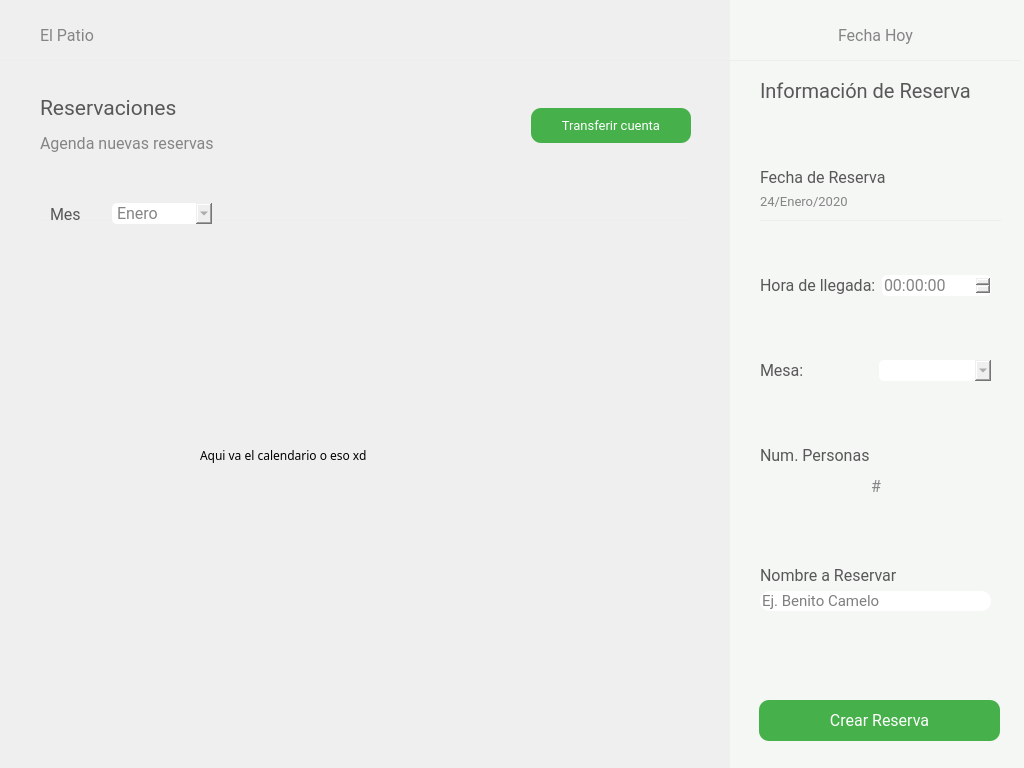
Above: El-Patio/administrador/admin_reservaciones.ui from MrDanielG/IHC-ElPatio before the change. Below: the same form after it.
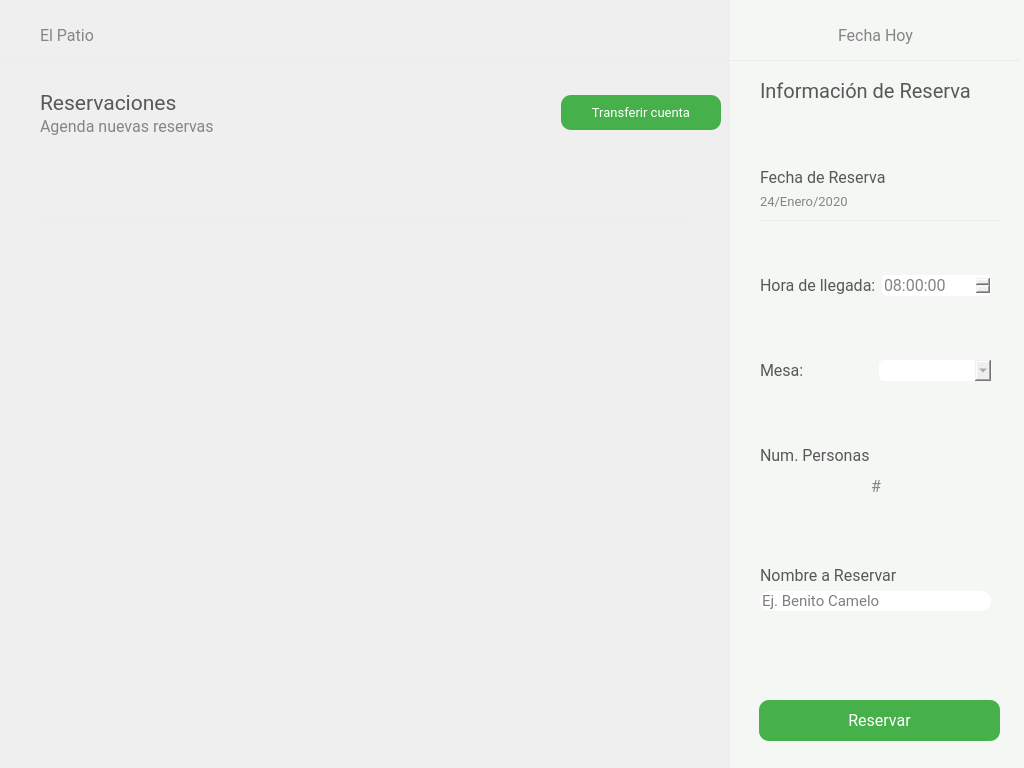
That is the form after the change. Icons and pictures are not drawn. Custom widgets are drawn as their Qt base class.

Commit message: Clase Calendar y promoción de widget

Patch:
```diff
--- a/El-Patio/administrador/admin_reservaciones.ui
+++ b/El-Patio/administrador/admin_reservaciones.ui
@@ -166,6 +166,30 @@
          <string notr="true">color: rgb(133, 133, 133);
 border-radius: 5px;</string>
         </property>
+        <property name="maximumTime">
+         <time>
+          <hour>13</hour>
+          <minute>0</minute>
+          <second>0</second>
+         </time>
+        </property>
+        <property name="minimumTime">
+         <time>
+          <hour>8</hour>
+          <minute>0</minute>
+          <second>0</second>
+         </time>
+        </property>
+        <property name="currentSection">
+         <enum>QDateTimeEdit::HourSection</enum>
+        </property>
+        <property name="time">
+         <time>
+          <hour>8</hour>
+          <minute>0</minute>
+          <second>0</second>
+         </time>
+        </property>
        </widget>
       </item>
      </layout>
@@ -442,119 +466,6 @@
     <set>Qt::AlignRight|Qt::AlignTrailing|Qt::AlignVCenter</set>
    </property>
   </widget>
-  <widget class="QWidget" name="layoutWidget_2">
-   <property name="geometry">
-    <rect>
-     <x>40</x>
-     <y>90</y>
-     <width>651</width>
-     <height>71</height>
-    </rect>
-   </property>
-   <layout class="QHBoxLayout" name="MenuTop">
-    <item>
-     <layout class="QVBoxLayout" name="LetrasMenu">
-      <property name="spacing">
-       <number>1</number>
-      </property>
-      <item>
-       <widget class="QLabel" name="elPatio_2">
-        <property name="font">
-         <font>
-          <family>Roboto</family>
-          <pointsize>16</pointsize>
-         </font>
-        </property>
-        <property name="styleSheet">
-         <string notr="true">color: #585858
-</string>
-        </property>
-        <property name="text">
-         <string>Reservaciones</string>
-        </property>
-       </widget>
-      </item>
-      <item>
-       <widget class="QLabel" name="elPatio_3">
-        <property name="font">
-         <font>
-          <family>Roboto</family>
-          <pointsize>12</pointsize>
-         </font>
-        </property>
-        <property name="styleSheet">
-         <string notr="true">color: rgb(133, 133, 133);
-</string>
-        </property>
-        <property name="text">
-         <string>Agenda nuevas reservas</string>
-        </property>
-       </widget>
-      </item>
-     </layout>
-    </item>
-    <item>
-     <layout class="QHBoxLayout" name="BtnsMenu">
-      <item>
-       <spacer name="horizontalSpacer_5">
-        <property name="orientation">
-         <enum>Qt::Horizontal</enum>
-        </property>
-        <property name="sizeHint" stdset="0">
-         <size>
-          <width>40</width>
-          <height>20</height>
-         </size>
-        </property>
-       </spacer>
-      </item>
-      <item>
-       <widget class="QPushButton" name="btnCambiarMesero">
-        <property name="minimumSize">
-         <size>
-          <width>160</width>
-          <height>35</height>
-         </size>
-        </property>
-        <property name="maximumSize">
-         <size>
-          <width>100</width>
-          <height>16777215</height>
-         </size>
-        </property>
-        <property name="font">
-         <font>
-          <family>Roboto</family>
-          <pointsize>10</pointsize>
-         </font>
-        </property>
-        <property name="cursor">
-         <cursorShape>PointingHandCursor</cursorShape>
-        </property>
-        <property name="styleSheet">
-         <string notr="true">*{
-	color: white;
-	border-radius: 10px;
-	background-color: #46B04A;
-	border: none;
-	padding: 5px;
-}
-
-:hover{
-	background-color: white;
-	border: 1px solid #46B04A;
-	color: #46B04A;
-}</string>
-        </property>
-        <property name="text">
-         <string>Transferir cuenta</string>
-        </property>
-       </widget>
-      </item>
-     </layout>
-    </item>
-   </layout>
-  </widget>
   <widget class="QWidget" name="layoutWidget_4">
    <property name="geometry">
     <rect>
@@ -676,7 +587,7 @@
 }</string>
    </property>
    <property name="text">
-    <string>Crear Reserva</string>
+    <string>Reservar</string>
    </property>
   </widget>
   <widget class="QWidget" name="layoutWidget_5">
@@ -750,132 +661,147 @@
     <string/>
    </property>
   </widget>
-  <widget class="QWidget" name="layoutWidget">
+  <widget class="QWidget" name="">
    <property name="geometry">
     <rect>
-     <x>50</x>
-     <y>200</y>
-     <width>162</width>
-     <height>28</height>
+     <x>40</x>
+     <y>90</y>
+     <width>681</width>
+     <height>565</height>
     </rect>
    </property>
-   <layout class="QHBoxLayout" name="horizontalLayout_3">
+   <layout class="QVBoxLayout" name="verticalLayout_2">
     <item>
-     <widget class="QLabel" name="elPatio_10">
-      <property name="font">
-       <font>
-        <family>Roboto</family>
-        <pointsize>12</pointsize>
-       </font>
+     <layout class="QHBoxLayout" name="MenuTop">
+      <item>
+       <layout class="QVBoxLayout" name="LetrasMenu">
+        <property name="spacing">
+         <number>1</number>
+        </property>
+        <item>
+         <widget class="QLabel" name="elPatio_2">
+          <property name="font">
+           <font>
+            <family>Roboto</family>
+            <pointsize>16</pointsize>
+           </font>
+          </property>
+          <property name="styleSheet">
+           <string notr="true">color: #585858
+</string>
+          </property>
+          <property name="text">
+           <string>Reservaciones</string>
+          </property>
+         </widget>
+        </item>
+        <item>
+         <widget class="QLabel" name="elPatio_3">
+          <property name="font">
+           <font>
+            <family>Roboto</family>
+            <pointsize>12</pointsize>
+           </font>
+          </property>
+          <property name="styleSheet">
+           <string notr="true">color: rgb(133, 133, 133);
+</string>
+          </property>
+          <property name="text">
+           <string>Agenda nuevas reservas</string>
+          </property>
+         </widget>
+        </item>
+       </layout>
+      </item>
+      <item>
+       <layout class="QHBoxLayout" name="BtnsMenu">
+        <item>
+         <spacer name="horizontalSpacer_5">
+          <property name="orientation">
+           <enum>Qt::Horizontal</enum>
+          </property>
+          <property name="sizeHint" stdset="0">
+           <size>
+            <width>40</width>
+            <height>20</height>
+           </size>
+          </property>
+         </spacer>
+        </item>
+        <item>
+         <widget class="QPushButton" name="btnCambiarMesero">
+          <property name="minimumSize">
+           <size>
+            <width>160</width>
+            <height>35</height>
+           </size>
+          </property>
+          <property name="maximumSize">
+           <size>
+            <width>100</width>
+            <height>16777215</height>
+           </size>
+          </property>
+          <property name="font">
+           <font>
+            <family>Roboto</family>
+            <pointsize>10</pointsize>
+           </font>
+          </property>
+          <property name="cursor">
+           <cursorShape>PointingHandCursor</cursorShape>
+          </property>
+          <property name="styleSheet">
+           <string notr="true">*{
+	color: white;
+	border-radius: 10px;
+	background-color: #46B04A;
+	border: none;
+	padding: 5px;
+}
+
+:hover{
+	background-color: white;
+	border: 1px solid #46B04A;
+	color: #46B04A;
+}</string>
+          </property>
+          <property name="text">
+           <string>Transferir cuenta</string>
+          </property>
+         </widget>
+        </item>
+       </layout>
+      </item>
+     </layout>
+    </item>
+    <item>
+     <spacer name="verticalSpacer_7">
+      <property name="orientation">
+       <enum>Qt::Vertical</enum>
       </property>
-      <property name="styleSheet">
-       <string notr="true">color: #585858</string>
+      <property name="sizeHint" stdset="0">
+       <size>
+        <width>20</width>
+        <height>40</height>
+       </size>
       </property>
-      <property name="text">
-       <string>Mes</string>
-      </property>
-     </widget>
+     </spacer>
     </item>
     <item>
-     <widget class="QComboBox" name="cBoxMes">
+     <widget class="CalendarWidget" name="calendario" native="true">
       <property name="minimumSize">
        <size>
-        <width>100</width>
-        <height>0</height>
+        <width>0</width>
+        <height>500</height>
        </size>
       </property>
-      <property name="font">
-       <font>
-        <family>Roboto</family>
-        <pointsize>12</pointsize>
-       </font>
-      </property>
-      <property name="styleSheet">
-       <string notr="true">color: rgb(133, 133, 133);
-border-radius: 5px;</string>
-      </property>
-      <item>
-       <property name="text">
-        <string>Enero</string>
-       </property>
-      </item>
-      <item>
-       <property name="text">
-        <string>Febero</string>
-       </property>
-      </item>
-      <item>
-       <property name="text">
-        <string>Marzo</string>
-       </property>
-      </item>
-      <item>
-       <property name="text">
-        <string>Abril</string>
-       </property>
-      </item>
-      <item>
-       <property name="text">
-        <string>Mayo</string>
-       </property>
-      </item>
-      <item>
-       <property name="text">
-        <string>Junio</string>
-       </property>
-      </item>
-      <item>
-       <property name="text">
-        <string>Julio</string>
-       </property>
-      </item>
-      <item>
-       <property name="text">
-        <string>Agosto</string>
-       </property>
-      </item>
-      <item>
-       <property name="text">
-        <string>Septiembre</string>
-       </property>
-      </item>
-      <item>
-       <property name="text">
-        <string>Octubre</string>
-       </property>
-      </item>
-      <item>
-       <property name="text">
-        <string>Noviembre</string>
-       </property>
-      </item>
-      <item>
-       <property name="text">
-        <string>Diciembre</string>
-       </property>
-      </item>
+      <layout class="QVBoxLayout" name="verticalLayout"/>
      </widget>
     </item>
    </layout>
   </widget>
-  <widget class="QLabel" name="label">
-   <property name="geometry">
-    <rect>
-     <x>200</x>
-     <y>440</y>
-     <width>311</width>
-     <height>31</height>
-    </rect>
-   </property>
-   <property name="font">
-    <font>
-     <family>8514oem</family>
-    </font>
-   </property>
-   <property name="text">
-    <string>Aqui va el calendario o eso xd</string>
-   </property>
-  </widget>
   <zorder>sideBar</zorder>
   <zorder>line_2</zorder>
   <zorder>line_3</zorder>
@@ -891,6 +817,14 @@
   <zorder>elPatio_11</zorder>
   <zorder>timeEdit</zorder>
  </widget>
+ <customwidgets>
+  <customwidget>
+   <class>CalendarWidget</class>
+   <extends>QWidget</extends>
+   <header>calendarwidget.h</header>
+   <container>1</container>
+  </customwidget>
+ </customwidgets>
  <resources/>
  <connections/>
 </ui>
```
Left out of the diff: 5 changed lines with no effect on the pictures. The commit also changes 7 other files.
